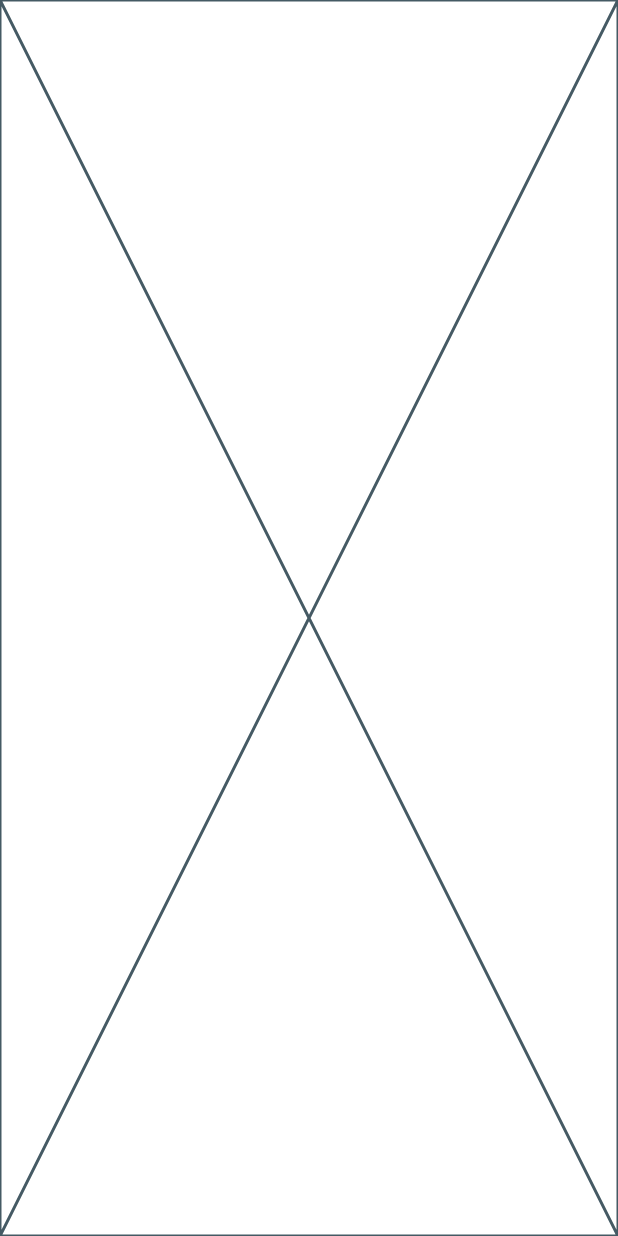
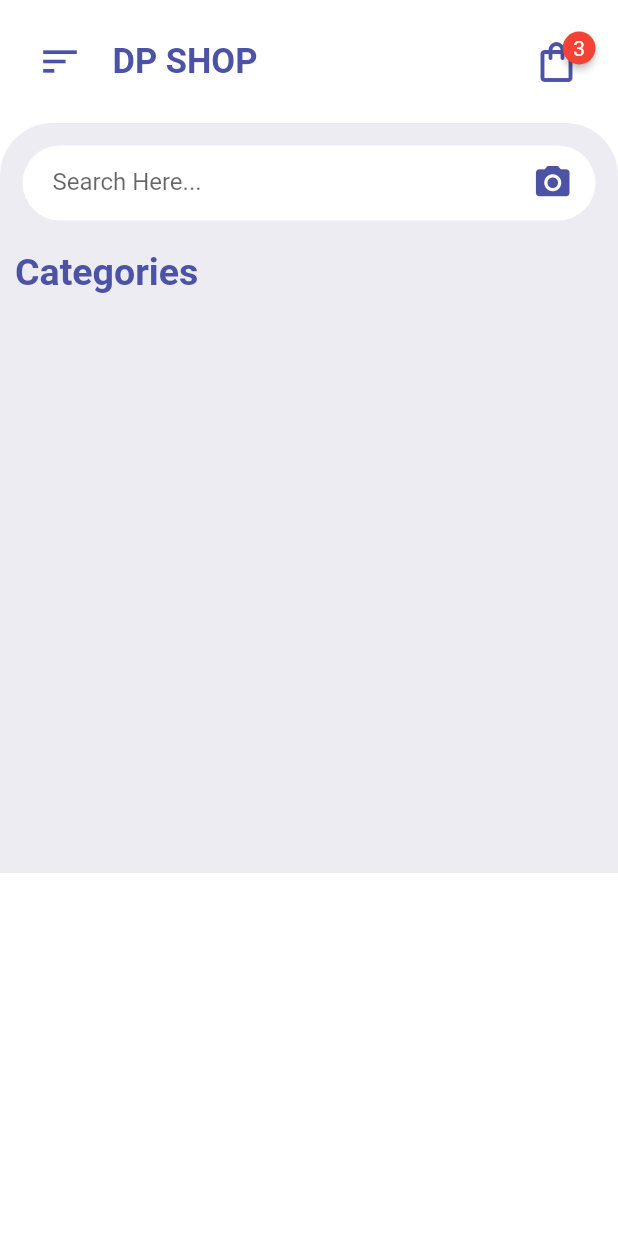
Before and after one commit to Gen1us1100/pulzion_hackathon, a Flutter app: the screen it shows after launch, on a phone screen of 412 x 824 dp. Run offline on Flutter 3.47's test engine with Material 2 defaults, Android fonts, the phone set to English and light mode, and no system bars; drawn by our look-alikes of badges.

Commit message:
Initial Commit - Pushkar Day 1

```diff
--- a/lib/Screens/HomePage.dart
+++ b/lib/Screens/HomePage.dart
@@ -1,4 +1,5 @@
 import 'package:flutter/material.dart';
+import 'package:marketplace_app/Widgets/HomeAppBar.dart';
 
 class homePageMain extends StatefulWidget {
   static String id = 'HomePageMain';
@@ -10,6 +11,69 @@ class homePageMain extends StatefulWidget {
 class _homePageMainState extends State<homePageMain> {
   @override
   Widget build(BuildContext context) {
-    return const Placeholder();
+    return Scaffold(
+      body: ListView(
+        children: [
+          HomeAppBar(),
+          Container(
+            height: 500.0,
+            padding: EdgeInsets.only(top: 15.0),
+            decoration: BoxDecoration(
+              color: Color(0xFFEDECF2),
+              borderRadius: BorderRadius.only(
+                topLeft: Radius.circular(35.0),
+                topRight: Radius.circular(35.0),
+              ),
+            ),
+            child: Column(
+              children: [
+                Container(
+                  margin: EdgeInsets.symmetric(horizontal: 15.0),
+                  padding: EdgeInsets.symmetric(horizontal: 15.0),
+                  height: 50,
+                  decoration: BoxDecoration(
+                    color: Colors.white,
+                    borderRadius: BorderRadius.circular(30.0),
+                  ),
+                  child: Row(
+                    children: [
+                      Container(
+                        margin: EdgeInsets.only(left: 5),
+                        width: 300.0,
+                        height: 50.0,
+                        child: TextFormField(
+                          decoration: InputDecoration(
+                              border: InputBorder.none,
+                              hintText: 'Search Here...'),
+                        ),
+                      ),
+                      Spacer(),
+                      Icon(
+                        Icons.camera_alt,
+                        size: 27,
+                        color: Color(0xFF4C53A5),
+                      )
+                    ],
+                  ),
+                ),
+                Container(
+                  alignment: Alignment.centerLeft,
+                  margin:
+                      EdgeInsets.symmetric(vertical: 20.0, horizontal: 10.0),
+                  child: Text(
+                    'Categories',
+                    style: TextStyle(
+                      fontSize: 25,
+                      fontWeight: FontWeight.bold,
+                      color: Color(0xFF4C53A5),
+                    ),
+                  ),
+                ),
+              ],
+            ),
+          ),
+        ],
+      ),
+    );
   }
 }
--- /dev/null
+++ b/lib/Widgets/HomeAppBar.dart
@@ -0,0 +1,53 @@
+import 'package:flutter/material.dart';
+import 'package:badges/badges.dart' as badges;
+
+class HomeAppBar extends StatelessWidget {
+  const HomeAppBar({Key? key}) : super(key: key);
+
+  @override
+  Widget build(BuildContext context) {
+    return Container(
+      color: Colors.white,
+      child: Row(
+        children: [
+          Icon(
+            Icons.sort,
+            size: 30.0,
+            color: Color(0xFF4C53A5),
+          ),
+          Padding(
+            padding: EdgeInsets.only(left: 20.0),
+            child: Text(
+              'DP SHOP',
+              style: TextStyle(
+                fontSize: 23.0,
+                fontWeight: FontWeight.bold,
+                color: Color(0xFF4C53A5),
+              ),
+            ),
+          ),
+          Spacer(),
+          badges.Badge(
+            badgeStyle: badges.BadgeStyle(
+              badgeColor: Colors.red,
+              padding: EdgeInsets.all(7.0),
+            ),
+            badgeContent: Text(
+              '3',
+              style: TextStyle(color: Colors.white),
+            ),
+            child: InkWell(
+              onTap: () {},
+              child: Icon(
+                Icons.shopping_bag_outlined,
+                color: Color(0xFF4C53A5),
+                size: 32.0,
+              ),
+            ),
+          ),
+        ],
+      ),
+      padding: EdgeInsets.all(25.0),
+    );
+  }
+}
--- a/lib/main.dart
+++ b/lib/main.dart
@@ -2,7 +2,6 @@ import 'package:flutter/material.dart';
 import 'package:marketplace_app/Screens/Cart.dart';
 import 'package:marketplace_app/Screens/HomePage.dart';
 import 'package:marketplace_app/Screens/Product.dart';
-import 'dart:ui' as ui show Canvas, Paint, Path;
 
 void main() => runApp(MyApp());
 
@@ -13,9 +12,7 @@ class MyApp extends StatelessWidget {
   Widget build(BuildContext context) {
     return MaterialApp(
       debugShowCheckedModeBanner: false,
-      theme: ThemeData(
-        scaffoldBackgroundColor: Colors.white,
-      ),
+      theme: ThemeData(scaffoldBackgroundColor: Colors.white),
       initialRoute: homePageMain.id,
       routes: {
         homePageMain.id: (context) => homePageMain(),
--- a/pubspec.yaml
+++ b/pubspec.yaml
@@ -35,6 +35,7 @@ dependencies:
   # The following adds the Cupertino Icons font to your application.
   # Use with the CupertinoIcons class for iOS style icons.
   cupertino_icons: ^1.0.2
+  badges: ^3.1.1
 
 dev_dependencies:
   flutter_test:
```
Also changed, not shown: pubspec.lock.
